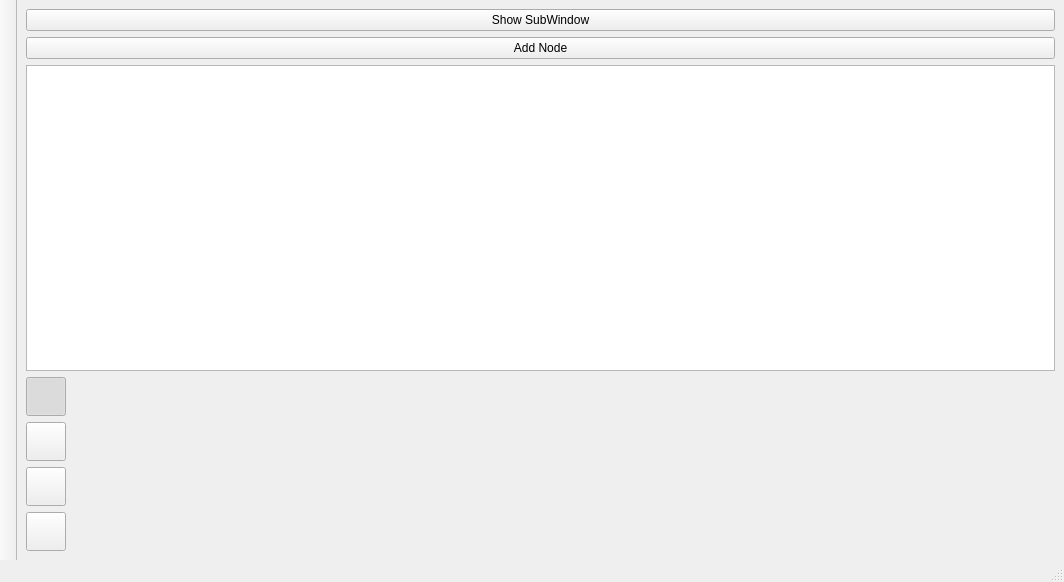
Qt form mainwindow.ui (wenhao801/GraphEditorPlus) before a commit.
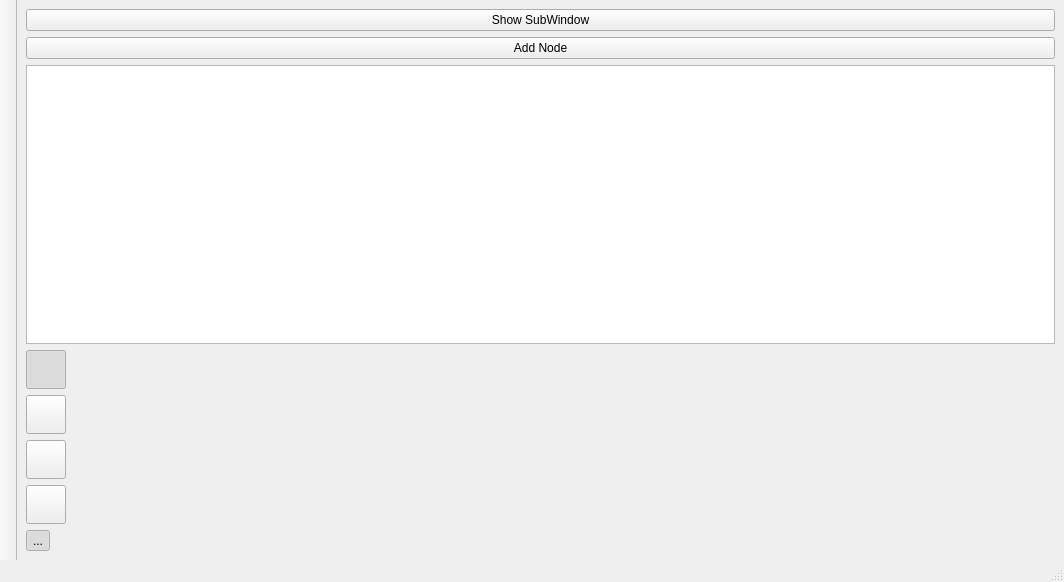
The same form after that commit. Icons and pictures are not drawn.

Commit message: added (un)directed toggle

```diff
--- a/mainwindow.ui
+++ b/mainwindow.ui
@@ -140,6 +140,25 @@
       </attribute>
      </widget>
     </item>
+    <item>
+     <widget class="QToolButton" name="toggleDirect">
+      <property name="text">
+       <string>...</string>
+      </property>
+      <property name="iconSize">
+       <size>
+        <width>32</width>
+        <height>32</height>
+       </size>
+      </property>
+      <property name="checkable">
+       <bool>true</bool>
+      </property>
+      <property name="checked">
+       <bool>true</bool>
+      </property>
+     </widget>
+    </item>
    </layout>
   </widget>
   <widget class="QMenuBar" name="menubar">
```
The commit also changes 7 other files.
